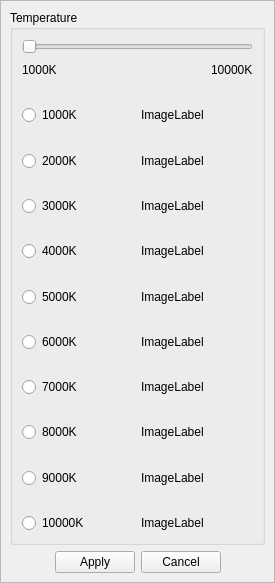
Old version of the form src/temperaturemenu.ui in the repository mattykakes/qcvTouchUp.
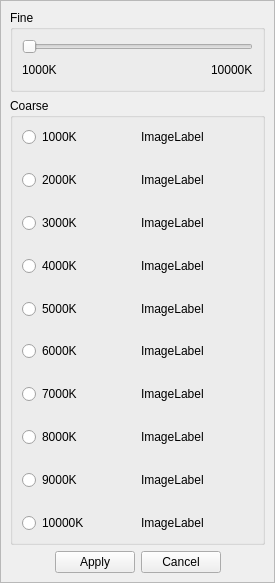
New version of the form.

Diff of the .ui file:
```diff
--- a/src/temperaturemenu.ui
+++ b/src/temperaturemenu.ui
@@ -47,80 +47,10 @@
     <item>
      <widget class="QGroupBox" name="groupBox">
       <property name="title">
-       <string>Temperature</string>
+       <string>Fine</string>
       </property>
-      <layout class="QGridLayout" name="gridLayout">
-       <item row="12" column="0">
-        <widget class="QRadioButton" name="radioButton_9">
-         <property name="text">
-          <string>5000K</string>
-         </property>
-        </widget>
-       </item>
-       <item row="20" column="0">
-        <widget class="QRadioButton" name="radioButton_17">
-         <property name="text">
-          <string>9000K</string>
-         </property>
-        </widget>
-       </item>
-       <item row="4" column="0">
-        <widget class="QRadioButton" name="radioButton">
-         <property name="text">
-          <string>1000K</string>
-         </property>
-        </widget>
-       </item>
-       <item row="22" column="0">
-        <widget class="QRadioButton" name="radioButton_19">
-         <property name="text">
-          <string>10000K</string>
-         </property>
-        </widget>
-       </item>
-       <item row="16" column="0">
-        <widget class="QRadioButton" name="radioButton_13">
-         <property name="text">
-          <string>7000K</string>
-         </property>
-        </widget>
-       </item>
-       <item row="6" column="0">
-        <widget class="QRadioButton" name="radioButton_3">
-         <property name="text">
-          <string>2000K</string>
-         </property>
-        </widget>
-       </item>
-       <item row="18" column="0">
-        <widget class="QRadioButton" name="radioButton_15">
-         <property name="text">
-          <string>8000K</string>
-         </property>
-        </widget>
-       </item>
-       <item row="10" column="0">
-        <widget class="QRadioButton" name="radioButton_7">
-         <property name="text">
-          <string>4000K</string>
-         </property>
-        </widget>
-       </item>
-       <item row="14" column="0">
-        <widget class="QRadioButton" name="radioButton_11">
-         <property name="text">
-          <string>6000K</string>
-         </property>
-        </widget>
-       </item>
-       <item row="8" column="0">
-        <widget class="QRadioButton" name="radioButton_5">
-         <property name="text">
-          <string>3000K</string>
-         </property>
-        </widget>
-       </item>
-       <item row="0" column="0" colspan="2">
+      <layout class="QVBoxLayout" name="verticalLayout_3">
+       <item>
         <layout class="QVBoxLayout" name="verticalLayout">
          <item>
           <widget class="QSlider" name="horizontalSlider">
@@ -196,53 +126,29 @@
          </item>
         </layout>
        </item>
-       <item row="4" column="1">
-        <widget class="QLabel" name="label_3">
-         <property name="text">
-          <string>ImageLabel</string>
-         </property>
-        </widget>
-       </item>
-       <item row="5" column="0" colspan="2">
-        <spacer name="verticalSpacer_3">
-         <property name="orientation">
-          <enum>Qt::Vertical</enum>
-         </property>
-         <property name="sizeHint" stdset="0">
-          <size>
-           <width>20</width>
-           <height>40</height>
-          </size>
-         </property>
-        </spacer>
-       </item>
-       <item row="11" column="0" colspan="2">
-        <spacer name="verticalSpacer_8">
-         <property name="orientation">
-          <enum>Qt::Vertical</enum>
-         </property>
-         <property name="sizeHint" stdset="0">
-          <size>
-           <width>20</width>
-           <height>40</height>
-          </size>
-         </property>
-        </spacer>
-       </item>
-       <item row="15" column="0" colspan="2">
-        <spacer name="verticalSpacer_12">
-         <property name="orientation">
-          <enum>Qt::Vertical</enum>
-         </property>
-         <property name="sizeHint" stdset="0">
-          <size>
-           <width>20</width>
-           <height>40</height>
-          </size>
-         </property>
-        </spacer>
-       </item>
-       <item row="13" column="0" colspan="2">
+      </layout>
+     </widget>
+    </item>
+    <item>
+     <spacer name="verticalSpacer_2">
+      <property name="orientation">
+       <enum>Qt::Vertical</enum>
+      </property>
+      <property name="sizeHint" stdset="0">
+       <size>
+        <width>20</width>
+        <height>40</height>
+       </size>
+      </property>
+     </spacer>
+    </item>
+    <item>
+     <widget class="QGroupBox" name="groupBox_Coarse">
+      <property name="title">
+       <string>Coarse</string>
+      </property>
+      <layout class="QGridLayout" name="gridLayout">
+       <item row="12" column="0" colspan="2">
         <spacer name="verticalSpacer_10">
          <property name="orientation">
           <enum>Qt::Vertical</enum>
@@ -255,7 +161,20 @@
          </property>
         </spacer>
        </item>
-       <item row="19" column="0" colspan="2">
+       <item row="14" column="0" colspan="2">
+        <spacer name="verticalSpacer_12">
+         <property name="orientation">
+          <enum>Qt::Vertical</enum>
+         </property>
+         <property name="sizeHint" stdset="0">
+          <size>
+           <width>20</width>
+           <height>40</height>
+          </size>
+         </property>
+        </spacer>
+       </item>
+       <item row="18" column="0" colspan="2">
         <spacer name="verticalSpacer_17">
          <property name="orientation">
           <enum>Qt::Vertical</enum>
@@ -268,20 +187,7 @@
          </property>
         </spacer>
        </item>
-       <item row="17" column="0" colspan="2">
-        <spacer name="verticalSpacer_14">
-         <property name="orientation">
-          <enum>Qt::Vertical</enum>
-         </property>
-         <property name="sizeHint" stdset="0">
-          <size>
-           <width>20</width>
-           <height>40</height>
-          </size>
-         </property>
-        </spacer>
-       </item>
-       <item row="7" column="0" colspan="2">
+       <item row="6" column="0" colspan="2">
         <spacer name="verticalSpacer_5">
          <property name="orientation">
           <enum>Qt::Vertical</enum>
@@ -294,7 +200,20 @@
          </property>
         </spacer>
        </item>
-       <item row="21" column="0" colspan="2">
+       <item row="16" column="0" colspan="2">
+        <spacer name="verticalSpacer_14">
+         <property name="orientation">
+          <enum>Qt::Vertical</enum>
+         </property>
+         <property name="sizeHint" stdset="0">
+          <size>
+           <width>20</width>
+           <height>40</height>
+          </size>
+         </property>
+        </spacer>
+       </item>
+       <item row="20" column="0" colspan="2">
         <spacer name="verticalSpacer_18">
          <property name="orientation">
           <enum>Qt::Vertical</enum>
@@ -307,82 +226,185 @@
          </property>
         </spacer>
        </item>
-       <item row="9" column="0" colspan="2">
-        <spacer name="verticalSpacer_7">
-         <property name="orientation">
-          <enum>Qt::Vertical</enum>
+       <item row="11" column="1">
+        <widget class="QLabel" name="label_7">
+         <property name="text">
+          <string>ImageLabel</string>
          </property>
-         <property name="sizeHint" stdset="0">
-          <size>
-           <width>20</width>
-           <height>40</height>
-          </size>
-         </property>
-        </spacer>
+        </widget>
        </item>
-       <item row="10" column="1">
+       <item row="9" column="1">
         <widget class="QLabel" name="label_6">
          <property name="text">
           <string>ImageLabel</string>
          </property>
         </widget>
        </item>
-       <item row="6" column="1">
+       <item row="8" column="0" colspan="2">
+        <spacer name="verticalSpacer_7">
+         <property name="orientation">
+          <enum>Qt::Vertical</enum>
+         </property>
+         <property name="sizeHint" stdset="0">
+          <size>
+           <width>20</width>
+           <height>40</height>
+          </size>
+         </property>
+        </spacer>
+       </item>
+       <item row="5" column="1">
         <widget class="QLabel" name="label_4">
          <property name="text">
           <string>ImageLabel</string>
          </property>
         </widget>
        </item>
-       <item row="12" column="1">
-        <widget class="QLabel" name="label_7">
+       <item row="17" column="1">
+        <widget class="QLabel" name="label_10">
          <property name="text">
           <string>ImageLabel</string>
          </property>
         </widget>
        </item>
-       <item row="8" column="1">
+       <item row="7" column="1">
         <widget class="QLabel" name="label_5">
          <property name="text">
           <string>ImageLabel</string>
          </property>
         </widget>
        </item>
-       <item row="14" column="1">
+       <item row="13" column="1">
         <widget class="QLabel" name="label_8">
          <property name="text">
           <string>ImageLabel</string>
          </property>
         </widget>
        </item>
-       <item row="18" column="1">
-        <widget class="QLabel" name="label_10">
-         <property name="text">
-          <string>ImageLabel</string>
-         </property>
-        </widget>
-       </item>
-       <item row="22" column="1">
-        <widget class="QLabel" name="label_12">
-         <property name="text">
-          <string>ImageLabel</string>
-         </property>
-        </widget>
-       </item>
-       <item row="20" column="1">
+       <item row="19" column="1">
         <widget class="QLabel" name="label_11">
          <property name="text">
           <string>ImageLabel</string>
          </property>
         </widget>
        </item>
-       <item row="16" column="1">
+       <item row="15" column="1">
         <widget class="QLabel" name="label_9">
          <property name="text">
           <string>ImageLabel</string>
          </property>
         </widget>
        </item>
+       <item row="21" column="1">
+        <widget class="QLabel" name="label_12">
+         <property name="text">
+          <string>ImageLabel</string>
+         </property>
+        </widget>
+       </item>
+       <item row="11" column="0">
+        <widget class="QRadioButton" name="radioButton_5000K">
+         <property name="text">
+          <string>5000K</string>
+         </property>
+        </widget>
+       </item>
+       <item row="19" column="0">
+        <widget class="QRadioButton" name="radioButton_9000K">
+         <property name="text">
+          <string>9000K</string>
+         </property>
+        </widget>
+       </item>
+       <item row="3" column="0">
+        <widget class="QRadioButton" name="radioButton_1000K">
+         <property name="text">
+          <string>1000K</string>
+         </property>
+        </widget>
+       </item>
+       <item row="21" column="0">
+        <widget class="QRadioButton" name="radioButton_10000K">
+         <property name="text">
+          <string>10000K</string>
+         </property>
+        </widget>
+       </item>
+       <item row="15" column="0">
+        <widget class="QRadioButton" name="radioButton_7000K">
+         <property name="text">
+          <string>7000K</string>
+         </property>
+        </widget>
+       </item>
+       <item row="5" column="0">
+        <widget class="QRadioButton" name="radioButton_2000K">
+         <property name="text">
+          <string>2000K</string>
+         </property>
+        </widget>
+       </item>
+       <item row="17" column="0">
+        <widget class="QRadioButton" name="radioButton_8000K">
+         <property name="text">
+          <string>8000K</string>
+         </property>
+        </widget>
+       </item>
+       <item row="13" column="0">
+        <widget class="QRadioButton" name="radioButton_6000K">
+         <property name="text">
+          <string>6000K</string>
+         </property>
+        </widget>
+       </item>
+       <item row="9" column="0">
+        <widget class="QRadioButton" name="radioButton_4000K">
+         <property name="text">
+          <string>4000K</string>
+         </property>
+        </widget>
+       </item>
+       <item row="7" column="0">
+        <widget class="QRadioButton" name="radioButton_3000K">
+         <property name="text">
+          <string>3000K</string>
+         </property>
+        </widget>
+       </item>
+       <item row="4" column="0" colspan="2">
+        <spacer name="verticalSpacer_3">
+         <property name="orientation">
+          <enum>Qt::Vertical</enum>
+         </property>
+         <property name="sizeHint" stdset="0">
+          <size>
+           <width>20</width>
+           <height>40</height>
+          </size>
+         </property>
+        </spacer>
+       </item>
+       <item row="10" column="0" colspan="2">
+        <spacer name="verticalSpacer_8">
+         <property name="orientation">
+          <enum>Qt::Vertical</enum>
+         </property>
+         <property name="sizeHint" stdset="0">
+          <size>
+           <width>20</width>
+           <height>40</height>
+          </size>
+         </property>
+        </spacer>
+       </item>
+       <item row="3" column="1">
+        <widget class="QLabel" name="label_3">
+         <property name="text">
+          <string>ImageLabel</string>
+         </property>
+        </widget>
+       </item>
       </layout>
      </widget>
     </item>
```
Left out of the diff: 12 changed lines with no effect on the pictures.
